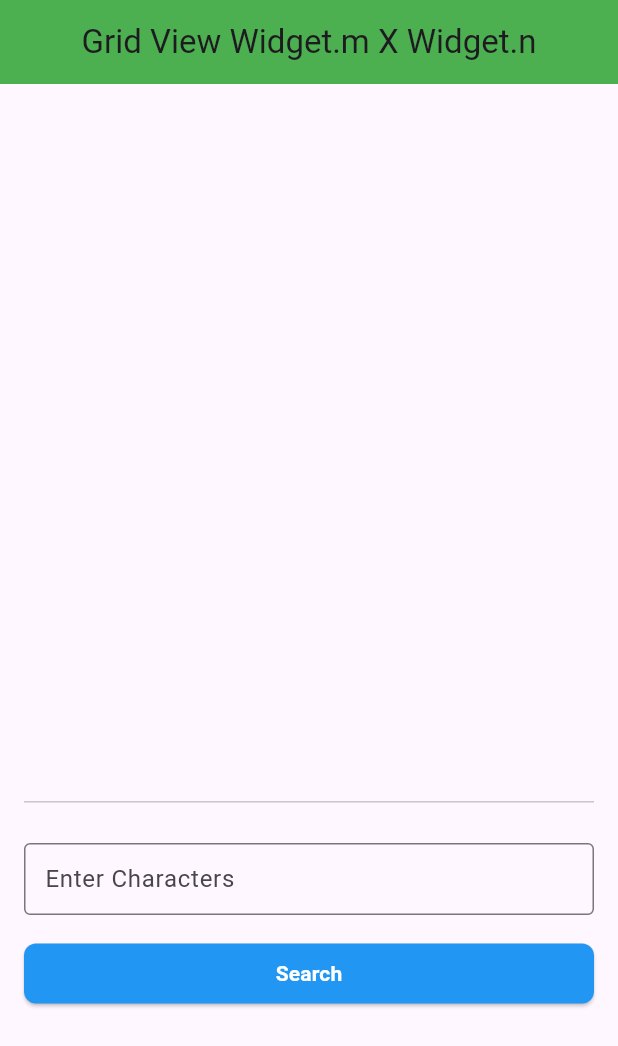
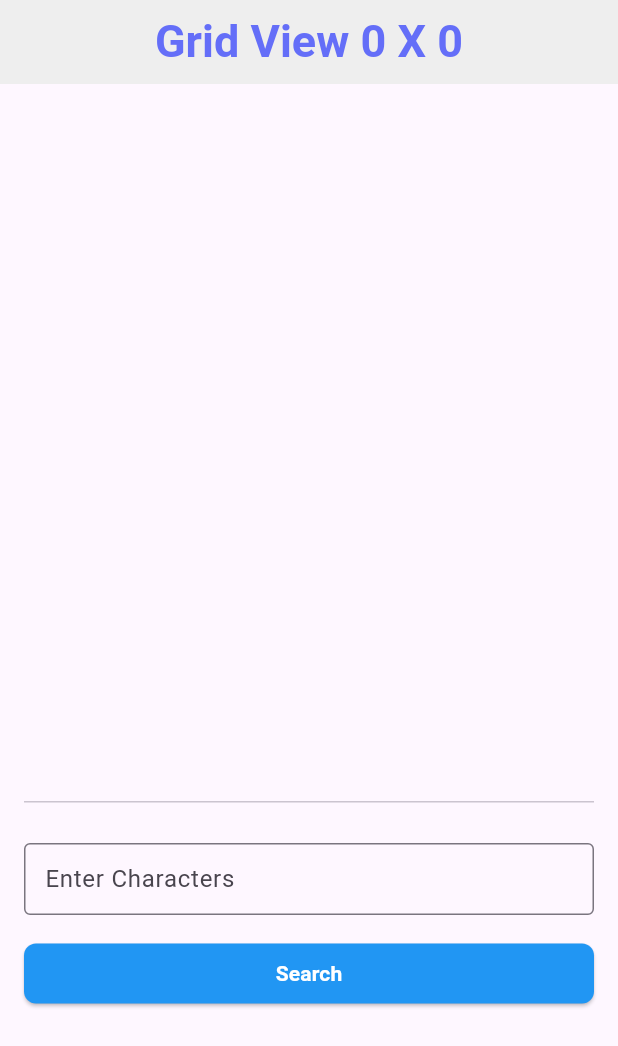
Before and after one commit to moneshtilavi27/mobigic_word_search_task, a Flutter app: the ShowGridview screen opened directly with empty values, on a phone screen of 412 x 824 dp. Shown: the top 1046 px of the screen. Run offline on Flutter 3.47's test engine with Material 3 defaults, Android fonts, the phone set to English and light mode, and no system bars.

Commit message:
Full App is done

```diff
--- a/lib/screens/showGrid.dart
+++ b/lib/screens/showGrid.dart
@@ -57,8 +57,12 @@ class _ShowGridviewState extends State<ShowGridview> {
   Widget build(BuildContext context) {
     return Scaffold(
       appBar: AppBar(
-        title: Text("Grid View $widget.m X $widget.n"),
-        backgroundColor: Colors.green,
+        title: Text(
+          "Grid View ${widget.m} X ${widget.n}",
+          style: TextStyle(fontSize: 30, fontWeight: FontWeight.bold),
+        ),
+        backgroundColor: Colors.grey[200],
+        foregroundColor: Color.fromARGB(255, 100, 110, 248),
         centerTitle: true,
       ),
       body: Padding(
```
Also changed, not shown: 1 other file.
